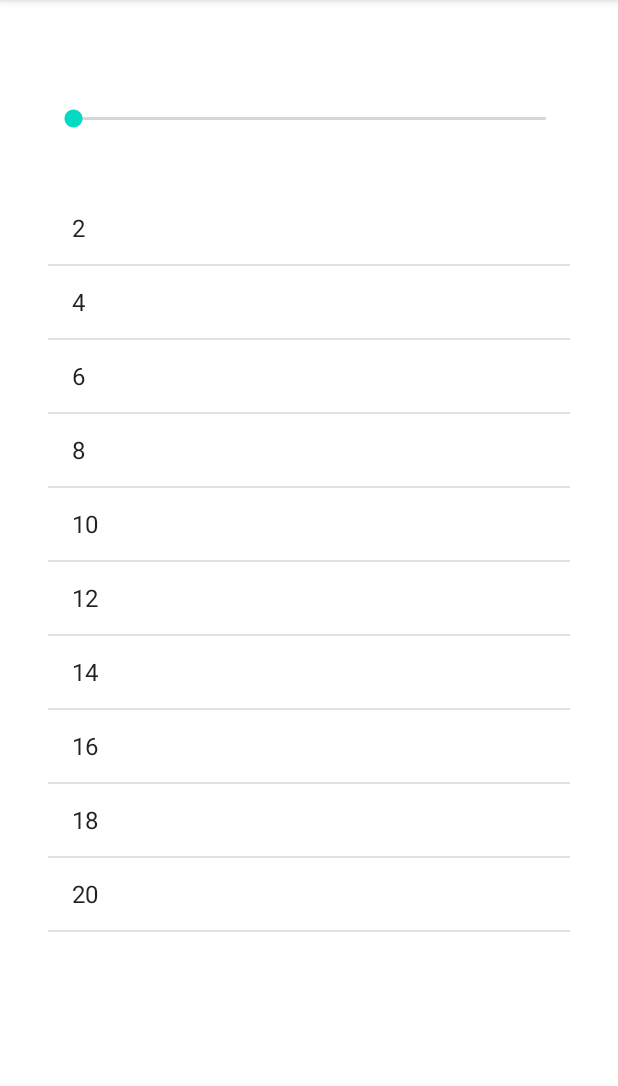
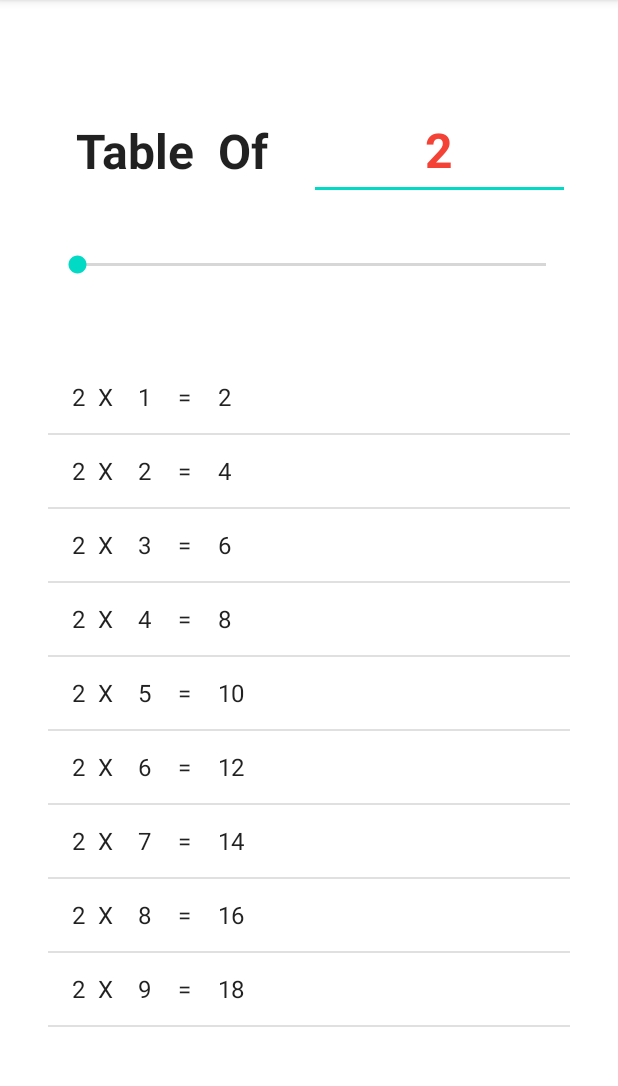
Before and after one commit to Aky9821/Tables, an Android app: the screen it shows after launch (MainActivity), on a phone screen of 412 x 824 dp, the part 84-1170 px from its top. Run offline under Robolectric (Android 15) with nearby library versions, the phone set to English and light mode, and no system bars.

Commit message:
update major XD

```diff
--- a/app/src/main/AndroidManifest.xml
+++ b/app/src/main/AndroidManifest.xml
@@ -9,13 +9,15 @@
         android:roundIcon="@mipmap/ic_launcher_round"
         android:supportsRtl="true"
         android:theme="@style/Theme.Tables">
-        <activity android:name=".MainActivity">
+        <activity android:name=".MainActivity" android:windowSoftInputMode="adjustResize">
+
             <intent-filter>
                 <action android:name="android.intent.action.MAIN" />
 
                 <category android:name="android.intent.category.LAUNCHER" />
             </intent-filter>
         </activity>
+
     </application>
 
 </manifest>
--- a/app/src/main/java/com/aky/tables/MainActivity.java
+++ b/app/src/main/java/com/aky/tables/MainActivity.java
@@ -5,7 +5,10 @@ import androidx.appcompat.app.AppCompatActivity;
 
 import android.os.Build;
 import android.os.Bundle;
+import android.text.Editable;
+import android.text.TextWatcher;
 import android.widget.ArrayAdapter;
+import android.widget.EditText;
 import android.widget.ListView;
 import android.widget.SeekBar;
 
@@ -13,26 +16,29 @@ import java.util.ArrayList;
 import java.util.List;
 
 public class MainActivity extends AppCompatActivity {
-    List <Integer> table;
+    List<String> table;
 
     @RequiresApi(api = Build.VERSION_CODES.O)
     @Override
     protected void onCreate(Bundle savedInstanceState) {
         super.onCreate(savedInstanceState);
         setContentView(R.layout.activity_main);
-        ListView myList =(ListView)findViewById(R.id.listview);
-        table=new ArrayList<Integer>();
+        ListView myList = (ListView) findViewById(R.id.listview);
+        EditText num = (EditText) findViewById(R.id.numberView);
+        num.setText("2");
+        table = new ArrayList<String>();
         tablefxn(2);
-        ArrayAdapter<Integer>arrayAdapter=new ArrayAdapter<Integer>(this, android.R.layout.simple_list_item_1,table);
+        ArrayAdapter<String> arrayAdapter = new ArrayAdapter<String>(this, android.R.layout.simple_list_item_1, table);
         myList.setAdapter(arrayAdapter);
-        SeekBar number=(SeekBar)findViewById(R.id.seekBar);
+        SeekBar number = (SeekBar) findViewById(R.id.seekBar);
         number.setMin(1);
-        number.setMax(1000);
+        number.setMax(100);
         number.setProgress(2);
         number.setOnSeekBarChangeListener(new SeekBar.OnSeekBarChangeListener() {
             @Override
             public void onProgressChanged(SeekBar seekBar, int progress, boolean fromUser) {
                 tablefxn(progress);
+                num.setText(Integer.toString(progress));
                 myList.setAdapter(arrayAdapter);
 
             }
@@ -47,13 +53,32 @@ public class MainActivity extends AppCompatActivity {
 
             }
         });
+        num.addTextChangedListener(new TextWatcher() {
+            @Override
+            public void beforeTextChanged(CharSequence s, int start, int count, int after) {
 
+            }
+
+            @Override
+            public void onTextChanged(CharSequence s, int start, int before, int count) {
+                if (num.getText().toString() != null && !num.getText().toString().equals("") && !num.getText().toString().equals(" ")) {
+                    tablefxn(Integer.parseInt(num.getText().toString()));
+                    myList.setAdapter(arrayAdapter);
+                }
+            }
+
+            @Override
+            public void afterTextChanged(Editable s) {
+
+            }
+        });
 
     }
-    public void tablefxn(int n){
+
+    public void tablefxn(int n) {
         table.clear();
-        for(int x=1;x<=10;x++){
-            table.add(x*n);
+        for (int x = 1; x <= 100; x++) {
+            table.add(n + " \t X \t " + x + " \t = \t " + (x * n));
         }
     }
 }
--- a/app/src/main/res/layout/activity_main.xml
+++ b/app/src/main/res/layout/activity_main.xml
@@ -6,33 +6,73 @@
     android:layout_height="match_parent"
     tools:context=".MainActivity">
 
-    <ListView
-        android:id="@+id/listview"
+
+    <LinearLayout
         android:layout_width="match_parent"
-        android:layout_height="match_parent"
+        android:layout_height="wrap_content"
         android:layout_marginStart="32dp"
         android:layout_marginLeft="32dp"
-        android:layout_marginTop="128dp"
+        android:layout_marginTop="16dp"
         android:layout_marginEnd="32dp"
         android:layout_marginRight="32dp"
-        android:layout_marginBottom="32dp"
+        android:layout_marginBottom="16dp"
+        android:orientation="vertical"
         app:layout_constraintBottom_toBottomOf="parent"
         app:layout_constraintEnd_toEndOf="parent"
         app:layout_constraintStart_toStartOf="parent"
-        app:layout_constraintTop_toTopOf="parent" />
+        app:layout_constraintTop_toTopOf="parent">
 
-    <SeekBar
-        android:id="@+id/seekBar"
-        android:layout_width="347dp"
-        android:layout_height="51dp"
-        android:layout_marginStart="32dp"
-        android:layout_marginLeft="32dp"
-        android:layout_marginTop="54dp"
-        android:layout_marginEnd="32dp"
-        android:layout_marginRight="32dp"
-        android:layout_marginBottom="23dp"
-        app:layout_constraintBottom_toTopOf="@+id/listview"
-        app:layout_constraintEnd_toEndOf="parent"
-        app:layout_constraintStart_toStartOf="parent"
-        app:layout_constraintTop_toTopOf="parent" />
+        <LinearLayout
+            android:layout_width="match_parent"
+            android:layout_height="66dp"
+            android:layout_marginBottom="21dp"
+            android:orientation="horizontal"
+            app:layout_constraintBottom_toTopOf="@+id/seekBar"
+            app:layout_constraintEnd_toEndOf="parent"
+            app:layout_constraintStart_toStartOf="parent"
+            app:layout_constraintTop_toTopOf="parent">
+
+            <TextView
+                android:id="@+id/textView2"
+                android:layout_width="match_parent"
+                android:layout_height="match_parent"
+                android:layout_weight="1"
+                android:clickable="false"
+                android:gravity="center"
+                android:text=" Table  Of  "
+                android:textAppearance="@style/TextAppearance.AppCompat.Body1"
+                android:textSize="32sp"
+                android:textStyle="bold" />
+
+            <EditText
+                android:id="@+id/numberView"
+                android:layout_width="match_parent"
+                android:layout_height="match_parent"
+                android:layout_weight="1"
+                android:ems="10"
+                android:gravity="center"
+                android:inputType="number"
+                android:textColor="#F44336"
+                android:textSize="32sp"
+                android:textStyle="bold" />
+        </LinearLayout>
+
+        <SeekBar
+            android:id="@+id/seekBar"
+            android:layout_width="match_parent"
+            android:layout_height="44dp"
+            android:layout_marginBottom="42dp"
+            app:layout_constraintBottom_toTopOf="@+id/listview"
+            app:layout_constraintEnd_toEndOf="parent"
+            app:layout_constraintStart_toStartOf="parent" />
+
+        <ListView
+            android:id="@+id/listview"
+            android:layout_width="match_parent"
+            android:layout_height="460dp"
+            app:layout_constraintBottom_toBottomOf="parent"
+            app:layout_constraintEnd_toEndOf="parent"
+            app:layout_constraintStart_toStartOf="parent" />
+    </LinearLayout>
+
 </androidx.constraintlayout.widget.ConstraintLayout>
```
